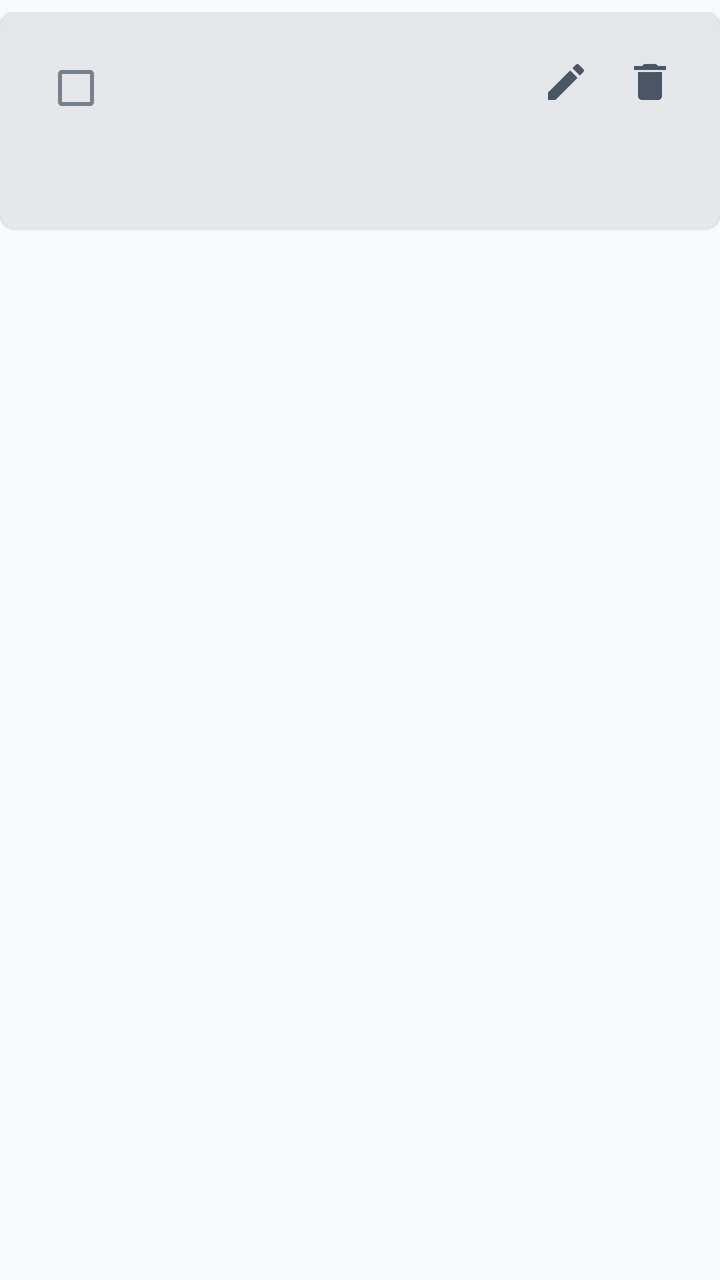
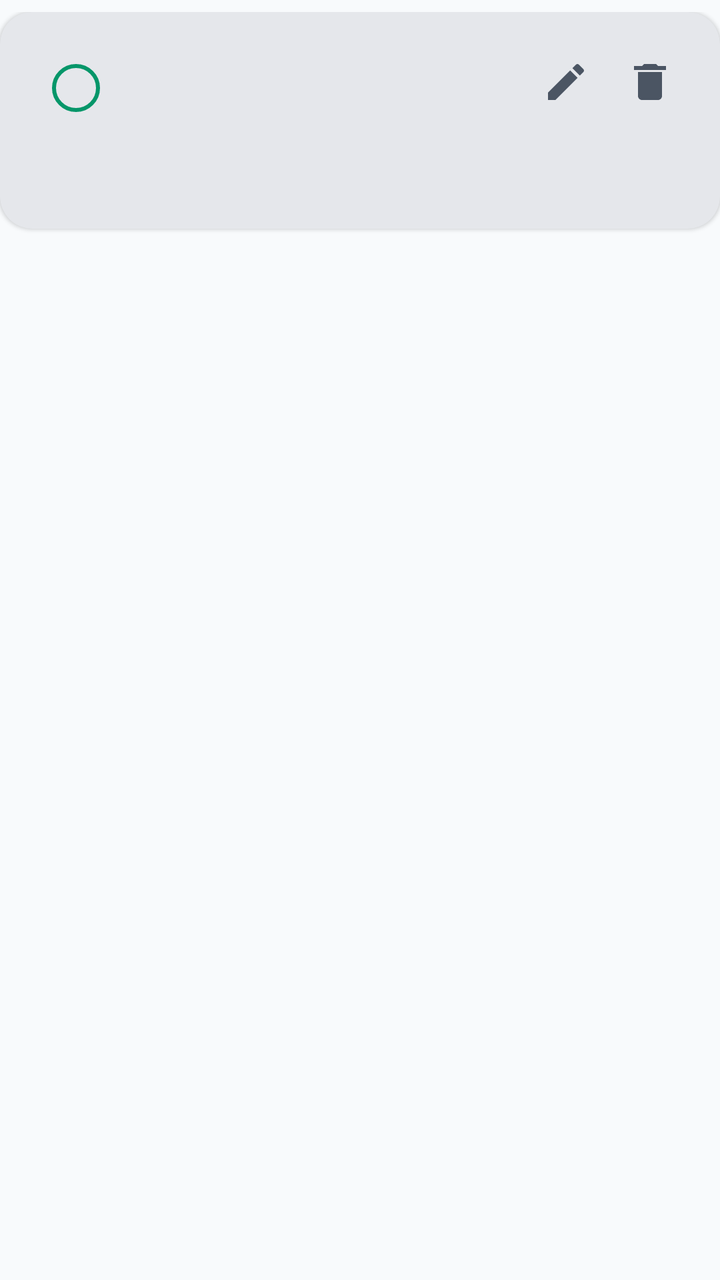

Before-and-after screenshots of an Android layout around one commit, followed by the original layout XML and the change that was made.
<!-- AndroidManifest.xml: application theme Theme.Tazkeer -->
<!-- res/layout/item_task.xml -->
<?xml version="1.0" encoding="utf-8"?>
<androidx.constraintlayout.widget.ConstraintLayout xmlns:android="http://schemas.android.com/apk/res/android"
    xmlns:app="http://schemas.android.com/apk/res-auto"
    android:layout_width="match_parent"
    android:layout_height="wrap_content"
    android:paddingTop="6dp"
    android:paddingBottom="6dp">

    <com.google.android.material.card.MaterialCardView
        android:id="@+id/taskCard"
        android:layout_width="0dp"
        android:layout_height="wrap_content"
        app:cardBackgroundColor="?attr/colorSurface"
        app:cardCornerRadius="8dp"
        app:cardElevation="1dp"
        app:layout_constraintEnd_toEndOf="parent"
        app:layout_constraintStart_toStartOf="parent"
        app:layout_constraintTop_toTopOf="parent">

        <androidx.constraintlayout.widget.ConstraintLayout
            android:layout_width="match_parent"
            android:layout_height="wrap_content"
            android:padding="14dp">

            <CheckBox
                android:id="@+id/taskCheckBox"
                android:layout_width="48dp"
                android:layout_height="48dp"
                android:contentDescription="@string/content_complete_task"
                app:layout_constraintStart_toStartOf="parent"
                app:layout_constraintTop_toTopOf="parent" />

            <TextView
                android:id="@+id/taskTitleText"
                android:layout_width="0dp"
                android:layout_height="wrap_content"
                android:layout_marginStart="8dp"
                android:layout_marginEnd="8dp"
                android:textColor="?android:attr/textColorPrimary"
                android:textSize="17sp"
                android:textStyle="bold"
                app:layout_constraintEnd_toStartOf="@id/taskAzkarSearchButton"
                app:layout_constraintStart_toEndOf="@id/taskCheckBox"
                app:layout_constraintTop_toTopOf="@id/taskCheckBox" />

            <TextView
                android:id="@+id/taskDescriptionText"
                android:layout_width="0dp"
                android:layout_height="wrap_content"
                android:layout_marginTop="3dp"
                android:textColor="?android:attr/textColorSecondary"
                android:textSize="14sp"
                app:layout_constraintEnd_toEndOf="@id/taskTitleText"
                app:layout_constraintStart_toStartOf="@id/taskTitleText"
                app:layout_constraintTop_toBottomOf="@id/taskTitleText" />

            <ImageButton
                android:id="@+id/taskAzkarSearchButton"
                android:layout_width="42dp"
                android:layout_height="42dp"
                android:background="?attr/selectableItemBackgroundBorderless"
                android:contentDescription="@string/content_search_azkar"
                android:src="@drawable/ic_search"
                android:visibility="gone"
                app:layout_constraintEnd_toStartOf="@id/taskEditButton"
                app:layout_constraintTop_toTopOf="parent" />

            <ImageButton
                android:id="@+id/taskEditButton"
                android:layout_width="42dp"
                android:layout_height="42dp"
                android:background="?attr/selectableItemBackgroundBorderless"
                android:contentDescription="@string/content_edit_task"
                android:src="@drawable/ic_edit"
                app:layout_constraintEnd_toStartOf="@id/taskDeleteButton"
                app:layout_constraintTop_toTopOf="parent" />

            <ImageButton
                android:id="@+id/taskDeleteButton"
                android:layout_width="42dp"
                android:layout_height="42dp"
                android:background="?attr/selectableItemBackgroundBorderless"
                android:contentDescription="@string/content_delete_task"
                android:src="@drawable/ic_delete"
                app:layout_constraintEnd_toEndOf="parent"
                app:layout_constraintTop_toTopOf="parent" />

            <TextView
                android:id="@+id/taskTimeText"
                android:layout_width="wrap_content"
                android:layout_height="wrap_content"
                android:layout_marginTop="12dp"
                android:textColor="?android:attr/textColorPrimary"
                android:textSize="14sp"
                app:layout_constraintStart_toStartOf="@id/taskTitleText"
                app:layout_constraintTop_toBottomOf="@id/taskDescriptionText" />

            <TextView
                android:id="@+id/taskCategoryText"
                android:layout_width="wrap_content"
                android:layout_height="wrap_content"
                android:layout_marginStart="4dp"
                android:paddingTop="5dp"
                android:paddingEnd="10dp"
                android:paddingBottom="5dp"
                android:textColor="?android:attr/textColorPrimary"
                android:textSize="13sp"
                app:layout_constraintBaseline_toBaselineOf="@id/taskTimeText"
                app:layout_constraintStart_toEndOf="@id/taskCategoryIcon" />

            <ImageView
                android:id="@+id/taskCategoryIcon"
                android:layout_width="20dp"
                android:layout_height="20dp"
                android:layout_marginStart="10dp"
                android:contentDescription="@string/category"
                app:layout_constraintBottom_toBottomOf="@id/taskCategoryText"
                app:layout_constraintStart_toEndOf="@id/taskTimeText"
                app:layout_constraintTop_toTopOf="@id/taskCategoryText"
                app:tint="@color/green" />

            <TextView
                android:id="@+id/taskPriorityText"
                android:layout_width="wrap_content"
                android:layout_height="wrap_content"
                android:layout_marginStart="8dp"
                android:paddingStart="10dp"
                android:paddingTop="5dp"
                android:paddingEnd="10dp"
                android:paddingBottom="5dp"
                android:textColor="?android:attr/textColorPrimary"
                android:textSize="13sp"
                app:layout_constraintBaseline_toBaselineOf="@id/taskCategoryText"
                app:layout_constraintStart_toEndOf="@id/taskCategoryText" />
        </androidx.constraintlayout.widget.ConstraintLayout>
    </com.google.android.material.card.MaterialCardView>
</androidx.constraintlayout.widget.ConstraintLayout>
<!-- resources referenced by this layout -->
<resources>
  <color name="green">#059669</color>
  <!-- drawable ic_delete (drawable) -->
  <vector xmlns:android="http://schemas.android.com/apk/res/android"
      android:width="24dp"
      android:height="24dp"
      android:viewportWidth="24"
      android:viewportHeight="24">
      <path
          android:fillColor="?attr/colorControlNormal"
          android:pathData="M6,19c0,1.1 0.9,2 2,2h8c1.1,0 2,-0.9 2,-2V7H6v12zM8,4l1,-1h6l1,1h4v2H4V4h4z" />
  </vector>
  <!-- drawable ic_edit (drawable) -->
  <vector xmlns:android="http://schemas.android.com/apk/res/android"
      android:width="24dp"
      android:height="24dp"
      android:viewportWidth="24"
      android:viewportHeight="24">
      <path
          android:fillColor="?attr/colorControlNormal"
          android:pathData="M3,17.3V21h3.7L17.8,9.9l-3.7,-3.7L3,17.3zM20.7,7c0.4,-0.4 0.4,-1 0,-1.4l-2.3,-2.3c-0.4,-0.4 -1,-0.4 -1.4,0l-1.8,1.8l3.7,3.7L20.7,7z" />
  </vector>
  <string name="category">Category</string>
  <string name="content_complete_task">Complete task</string>
  <string name="content_delete_task">Delete task</string>
  <string name="content_edit_task">Edit task</string>
  <string name="content_search_azkar">Search Azkar</string>
  <style name="Theme.Tazkeer" parent="Theme.MaterialComponents.DayNight.NoActionBar">
          <item name="colorPrimary">@color/green</item>
          <item name="colorSurface">@color/surface</item>
          <item name="colorOnSurface">@color/text_primary</item>
          <item name="android:colorBackground">@color/background</item>
          <item name="android:textColorPrimary">@color/text_primary</item>
          <item name="android:textColorSecondary">@color/text_secondary</item>
          <item name="android:fontFamily">sans-serif</item>
          <item name="android:windowLightStatusBar">true</item>
          <item name="android:navigationBarColor">@color/bottom_nav</item>
          <item name="android:windowBackground">@color/background</item>
          <item name="android:statusBarColor">@color/bottom_nav</item>
      </style>
  <color name="surface">#E5E7EB</color>
  <color name="text_primary">#1F2937</color>
  <color name="background">#F8FAFC</color>
  <color name="text_secondary">#4B5563</color>
  <color name="bottom_nav">#E5E7EB</color>
  <!-- unchanged entries left out for length: 1 -->
</resources>

<!-- the commit's change to res/layout/item_task.xml (unified diff, before → after) -->
@@ -11,7 +11,7 @@
         android:layout_width="0dp"
         android:layout_height="wrap_content"
         app:cardBackgroundColor="?attr/colorSurface"
-        app:cardCornerRadius="8dp"
+        app:cardCornerRadius="16dp"
         app:cardElevation="1dp"
         app:layout_constraintEnd_toEndOf="parent"
         app:layout_constraintStart_toStartOf="parent"
@@ -26,6 +26,8 @@
                 android:id="@+id/taskCheckBox"
                 android:layout_width="48dp"
                 android:layout_height="48dp"
+                android:button="@drawable/selector_checkbox_rounded"
+                android:buttonTint="@color/green"
                 android:contentDescription="@string/content_complete_task"
                 app:layout_constraintStart_toStartOf="parent"
                 app:layout_constraintTop_toTopOf="parent" />
<!-- resource entries referenced after the edit -->
@@ -21,6 +21,14 @@
           android:fillColor="?attr/colorControlNormal"
           android:pathData="M3,17.3V21h3.7L17.8,9.9l-3.7,-3.7L3,17.3zM20.7,7c0.4,-0.4 0.4,-1 0,-1.4l-2.3,-2.3c-0.4,-0.4 -1,-0.4 -1.4,0l-1.8,1.8l3.7,3.7L20.7,7z" />
   </vector>
+  <!-- drawable selector_checkbox_rounded (drawable) -->
+  <?xml version="1.0" encoding="utf-8"?>
+  <selector xmlns:android="http://schemas.android.com/apk/res/android">
+      <item
+          android:drawable="@drawable/bg_checkbox_checked"
+          android:state_checked="true" />
+      <item android:drawable="@drawable/bg_checkbox_unchecked" />
+  </selector>
   <string name="category">Category</string>
   <string name="content_complete_task">Complete task</string>
   <string name="content_delete_task">Delete task</string>
@@ -39,6 +47,32 @@
           <item name="android:windowBackground">@color/background</item>
           <item name="android:statusBarColor">@color/bottom_nav</item>
       </style>
+  <!-- drawable bg_checkbox_checked (drawable) -->
+  <?xml version="1.0" encoding="utf-8"?>
+  <layer-list xmlns:android="http://schemas.android.com/apk/res/android">
+      <item>
+          <shape android:shape="rectangle">
+              <size
+                  android:width="24dp"
+                  android:height="24dp" />
+              <solid android:color="@color/green" />
+              <corners android:radius="16dp" />
+          </shape>
+      </item>
+  </layer-list>
+  <!-- drawable bg_checkbox_unchecked (drawable) -->
+  <?xml version="1.0" encoding="utf-8"?>
+  <shape xmlns:android="http://schemas.android.com/apk/res/android"
+      android:shape="rectangle">
+      <size
+          android:width="24dp"
+          android:height="24dp" />
+      <solid android:color="@android:color/transparent" />
+      <stroke
+          android:width="2dp"
+          android:color="@color/green" />
+      <corners android:radius="16dp" />
+  </shape>
   <color name="surface">#E5E7EB</color>
   <color name="text_primary">#1F2937</color>
   <color name="background">#F8FAFC</color>
